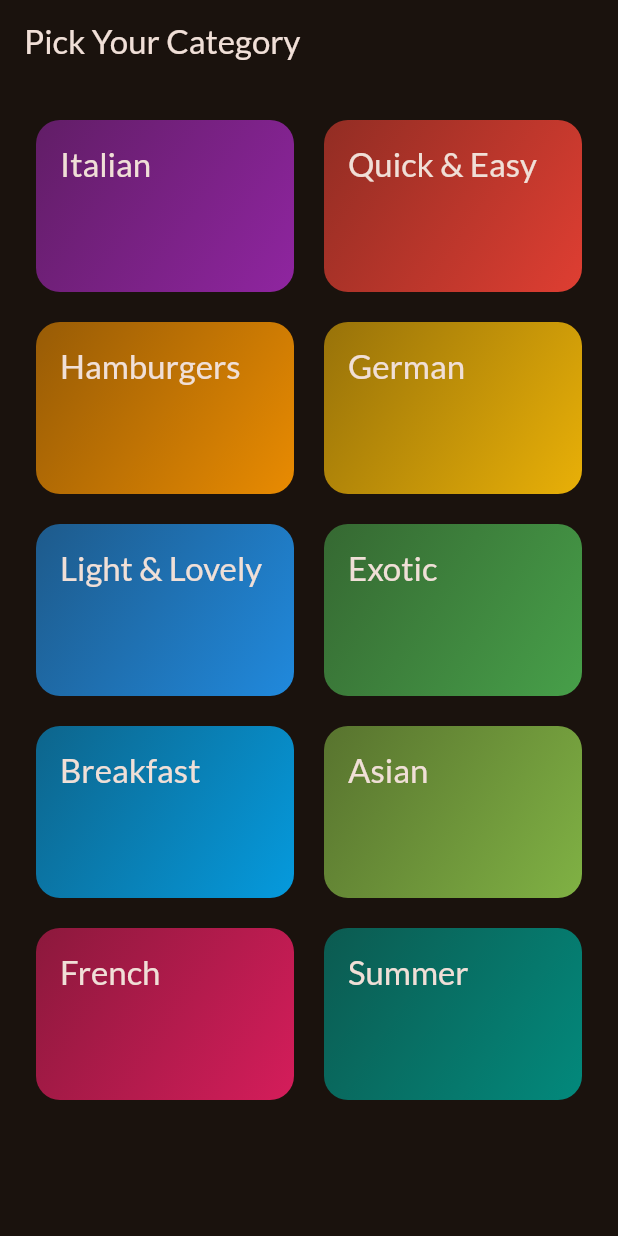
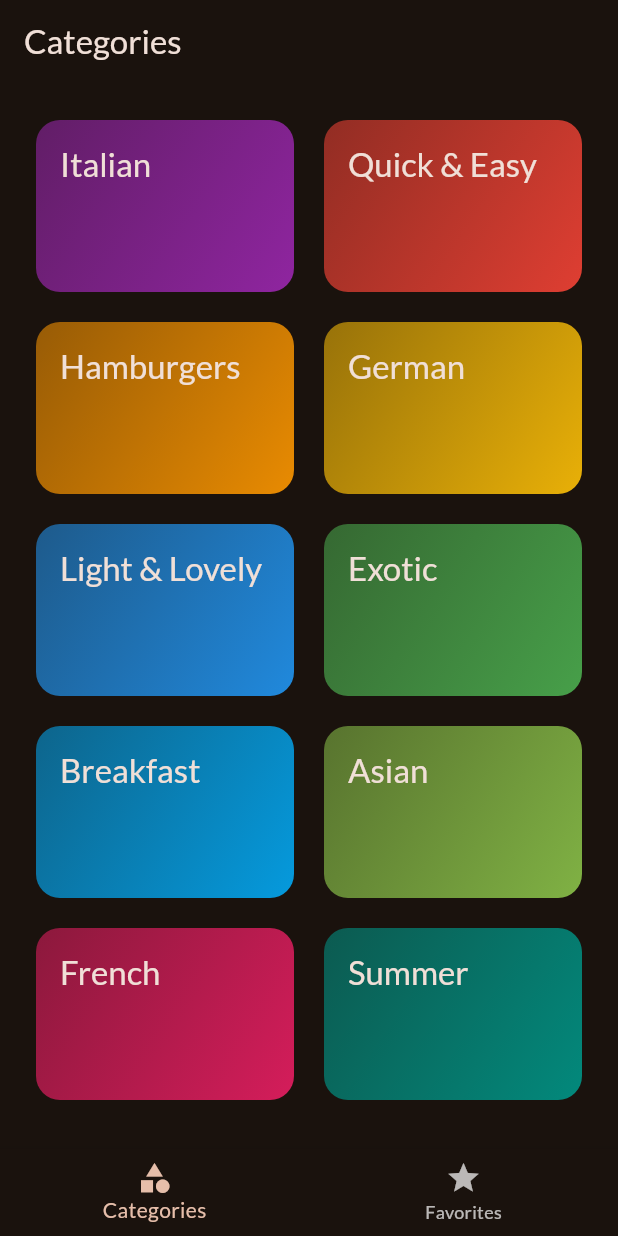
Before and after one commit to RishabhKr97/FlutterLearn, a Flutter app: the screen it shows after launch, on a phone screen of 412 x 824 dp. Run offline on Flutter 3.47's test engine with Material 2 defaults, Android fonts, the phone set to English and light mode, and no system bars; our stand-ins replace google_fonts, transparent_image.

Commit message:
Add tabs and favorite

```diff
--- a/meals/lib/main.dart
+++ b/meals/lib/main.dart
@@ -1,6 +1,6 @@
 import 'package:flutter/material.dart';
 import 'package:google_fonts/google_fonts.dart';
-import 'package:meals/screens/categories.dart';
+import 'package:meals/screens/tabs.dart';
 
 final theme = ThemeData(
   useMaterial3: true,
@@ -22,7 +22,7 @@ class App extends StatelessWidget {
   Widget build(BuildContext context) {
     return MaterialApp(
       theme: theme,
-      home: const CategoriesScreen(),
+      home: const TabsScreen(),
     );
   }
 }
--- a/meals/lib/screens/categories.dart
+++ b/meals/lib/screens/categories.dart
@@ -1,11 +1,14 @@
 import 'package:flutter/material.dart';
 import 'package:meals/data/dummy_data.dart';
 import 'package:meals/models/category.dart';
+import 'package:meals/models/meal.dart';
 import 'package:meals/screens/meals.dart';
 import 'package:meals/widgets/category_grid_item.dart';
 
 class CategoriesScreen extends StatelessWidget {
-  const CategoriesScreen({super.key});
+  const CategoriesScreen({super.key, required this.onToggleFavorite});
+
+  final void Function(Meal) onToggleFavorite;
 
   void _selectCategory(BuildContext context, Category category) {
     final filteredMeals = dummyMeals
@@ -17,6 +20,7 @@ class CategoriesScreen extends StatelessWidget {
         builder: (ctx) => MealsScreen(
           title: category.title,
           meals: filteredMeals,
+          onToggleFavorite: onToggleFavorite,
         ),
       ),
     );
@@ -24,11 +28,7 @@ class CategoriesScreen extends StatelessWidget {
 
   @override
   Widget build(BuildContext context) {
-    return Scaffold(
-      appBar: AppBar(
-        title: const Text('Pick Your Category'),
-      ),
-      body: GridView(
+    return GridView(
       padding: const EdgeInsets.all(24),
       gridDelegate: const SliverGridDelegateWithFixedCrossAxisCount(
         crossAxisCount: 2,
@@ -43,7 +43,6 @@ class CategoriesScreen extends StatelessWidget {
             onSelectCategory: () => _selectCategory(context, category),
           )
       ],
-      ),
     );
   }
 }
--- /dev/null
+++ b/meals/lib/screens/tabs.dart
@@ -0,0 +1,79 @@
+import 'package:flutter/material.dart';
+import 'package:meals/models/meal.dart';
+import 'package:meals/screens/categories.dart';
+import 'package:meals/screens/meals.dart';
+
+class TabsScreen extends StatefulWidget {
+  const TabsScreen({super.key});
+
+  @override
+  State<TabsScreen> createState() => _TabsScreenState();
+}
+
+class _TabsScreenState extends State<TabsScreen> {
+  int _selectedPageIndex = 0;
+  final List<Meal> _favoriteMeals = [];
+
+  void _showInfoMessage(String message) {
+    ScaffoldMessenger.of(context).clearSnackBars();
+    ScaffoldMessenger.of(context).showSnackBar(
+      SnackBar(
+        content: Text(message),
+      ),
+    );
+  }
+
+  void _toggleMealFavoriteStatus(Meal meal) {
+    final isExisting = _favoriteMeals.contains(meal);
+
+    setState(() {
+      if (isExisting) {
+        _favoriteMeals.remove(meal);
+        _showInfoMessage('Meal is no longer a favorite');
+      } else {
+        _favoriteMeals.add(meal);
+        _showInfoMessage('Marked as a favorite');
+      }
+    });
+  }
+
+  void _selectPage(int index) {
+    setState(() {
+      _selectedPageIndex = index;
+    });
+  }
+
+  @override
+  Widget build(BuildContext context) {
+    Widget activePage = CategoriesScreen(
+      onToggleFavorite: _toggleMealFavoriteStatus,
+    );
+    var activePageTitle = 'Categories';
+
+    if (_selectedPageIndex == 1) {
+      activePage = MealsScreen(
+        onToggleFavorite: _toggleMealFavoriteStatus,
+        meals: _favoriteMeals,
+      );
+      activePageTitle = 'Your Favorites';
+    }
+
+    return Scaffold(
+      appBar: AppBar(
+        title: Text(activePageTitle),
+      ),
+      body: activePage,
+      bottomNavigationBar: BottomNavigationBar(
+        onTap: _selectPage,
+        currentIndex: _selectedPageIndex,
+        items: const [
+          BottomNavigationBarItem(
+            icon: Icon(Icons.category),
+            label: 'Categories',
+          ),
+          BottomNavigationBarItem(icon: Icon(Icons.star), label: 'Favorites'),
+        ],
+      ),
+    );
+  }
+}
```
Also changed, not shown: meals/lib/screens/meal_details.dart (+14 -1 lines), meals/lib/screens/meals.dart (+13 -4 lines). Lines whose indentation alone changed are shown as unchanged.
